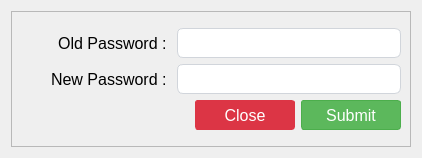
This is ui/change_password_dialog.ui in michael-halim/pos as Qt 5 draws it before an edit. The edited form follows.
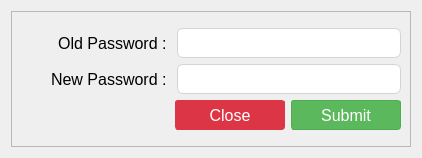
This is the edited form. Icons and pictures are not drawn.

Commit message: Patch#36: Added Icons and Window Icons

```diff
--- a/ui/change_password_dialog.ui
+++ b/ui/change_password_dialog.ui
@@ -384,7 +384,7 @@
            <widget class="QPushButton" name="close_change_password_button">
             <property name="minimumSize">
              <size>
-              <width>100</width>
+              <width>110</width>
               <height>30</height>
              </size>
             </property>
@@ -407,13 +407,23 @@
             <property name="text">
              <string>Close</string>
             </property>
+            <property name="icon">
+             <iconset>
+              <normaloff>../assets/close.png</normaloff>../assets/close.png</iconset>
+            </property>
+            <property name="iconSize">
+             <size>
+              <width>14</width>
+              <height>14</height>
+             </size>
+            </property>
            </widget>
           </item>
           <item>
            <widget class="QPushButton" name="submit_change_password_button">
             <property name="minimumSize">
              <size>
-              <width>100</width>
+              <width>110</width>
               <height>30</height>
              </size>
             </property>
@@ -442,6 +452,16 @@
             <property name="text">
              <string>Submit</string>
             </property>
+            <property name="icon">
+             <iconset>
+              <normaloff>../assets/submit.png</normaloff>../assets/submit.png</iconset>
+            </property>
+            <property name="iconSize">
+             <size>
+              <width>18</width>
+              <height>18</height>
+             </size>
+            </property>
            </widget>
           </item>
          </layout>
```
The commit also changes 44 other files.
